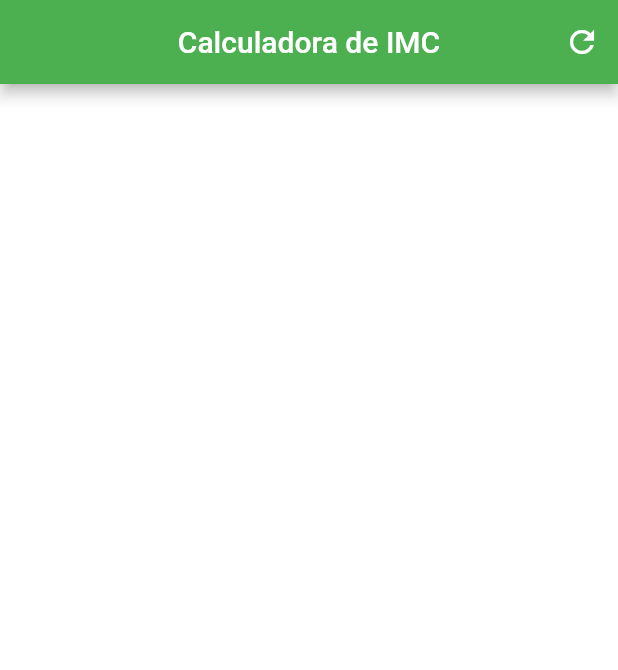
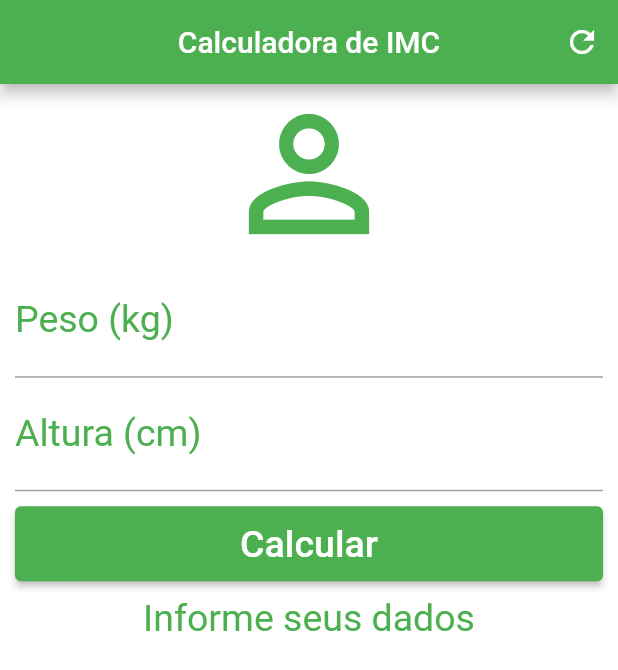
Before and after one commit to DaniloMAP/Calculadora_IMC, a Flutter app: the screen it shows after launch, on a phone screen of 412 x 824 dp. Shown: the top 670 px of the screen. Run offline on Flutter 3.47's test engine with Material 2 defaults, Android fonts, the phone set to English and light mode, and no system bars.

Commit message:
Calculadora IMC concluída

```diff
--- a/calculadora_imc/lib/main.dart
+++ b/calculadora_imc/lib/main.dart
@@ -1,4 +1,4 @@
-// ignore_for_file: prefer_const_constructors
+// ignore_for_file: prefer_const_constructors, prefer_const_literals_to_create_immutables
 
 import 'package:flutter/material.dart';
 
@@ -16,6 +16,43 @@ class Home extends StatefulWidget {
 }
 
 class _HomeState extends State<Home> {
+  TextEditingController pesoController = TextEditingController();
+  TextEditingController alturaController = TextEditingController();
+
+  String _infoText = "Informe seus dados";
+
+  GlobalKey<FormState> _formKey = GlobalKey<FormState>();
+
+  void _resetFields() {
+    pesoController.text = "";
+    alturaController.text = "";
+    setState(() {
+      _infoText = "Informe seus dados";
+      _formKey = GlobalKey<FormState>();
+    });
+  }
+
+  void _calculate() {
+    setState(() {
+      double peso = double.parse(pesoController.text);
+      double altura = double.parse(alturaController.text) / 100;
+      double imc = peso / (altura * altura);
+      if (imc < 18.6) {
+        _infoText = "Abaixo do Peso (${imc.toStringAsPrecision(3)})";
+      } else if (imc >= 18.6 && imc < 24.9) {
+        _infoText = "Peso Normal (${imc.toStringAsPrecision(3)})";
+      } else if (imc >= 24.9 && imc < 29.9) {
+        _infoText = "Sobrepeso (${imc.toStringAsPrecision(3)})";
+      } else if (imc >= 29.9 && imc < 34.9) {
+        _infoText = "Obesidade Grau 1 (${imc.toStringAsPrecision(3)})";
+      } else if (imc >= 34.9 && imc < 39.9) {
+        _infoText = "Obesidade Grau 2 (${imc.toStringAsPrecision(3)})";
+      } else {
+        _infoText = "Obesidade Grau 3 (${imc.toStringAsPrecision(3)})";
+      }
+    });
+  }
+
   @override
   Widget build(BuildContext context) {
     return Scaffold(
@@ -25,12 +62,84 @@ class _HomeState extends State<Home> {
         backgroundColor: Colors.green,
         actions: [
           IconButton(
-            onPressed: () {},
+            onPressed: _resetFields,
             icon: Icon(Icons.refresh),
           ),
         ],
       ),
       backgroundColor: Colors.white,
+      body: SingleChildScrollView(
+        padding: EdgeInsets.fromLTRB(10.0, 0.0, 10.0, 0.0),
+        child: Form(
+          key: _formKey,
+          child: Column(
+            crossAxisAlignment: CrossAxisAlignment.stretch,
+            children: [
+              Icon(Icons.person_outline, size: 120.0, color: Colors.green),
+              TextFormField(
+                keyboardType: TextInputType.number,
+                decoration: InputDecoration(
+                  labelText: "Peso (kg)",
+                  labelStyle: TextStyle(color: Colors.green),
+                ),
+                textAlign: TextAlign.center,
+                style: TextStyle(color: Colors.green, fontSize: 25.0),
+                controller: pesoController,
+                validator: (value) {
+                  if (value!.isEmpty) {
+                    return "Insira seu peso!";
+                  }
+                  return null; // Retorna null quando a validação é bem-sucedida
+                },
+              ),
+              TextFormField(
+                keyboardType: TextInputType.number,
+                decoration: InputDecoration(
+                  labelText: "Altura (cm)",
+                  labelStyle: TextStyle(color: Colors.green),
+                ),
+                textAlign: TextAlign.center,
+                style: TextStyle(color: Colors.green, fontSize: 25.0),
+                controller: alturaController,
+                validator: (value) {
+                  if (value!.isEmpty) {
+                    return "Insira sua altura!";
+                  }
+                  return null; // Retorna null quando a validação é bem-sucedida
+                },
+              ),
+              Padding(
+                padding: EdgeInsets.only(top: 10.0, bottom: 10.0),
+                child: SizedBox(
+                  height: 50.0,
+                  child: ElevatedButton(
+                    onPressed: () {
+                      if (_formKey.currentState!.validate()) {
+                        _calculate();
+                      }
+                    },
+                    style: ElevatedButton.styleFrom(
+                      backgroundColor: Colors.green,
+                    ),
+                    child: Text(
+                      "Calcular",
+                      style: TextStyle(color: Colors.white, fontSize: 25.0),
+                    ),
+                  ),
+                ),
+              ),
+              Text(
+                _infoText,
+                textAlign: TextAlign.center,
+                style: TextStyle(
+                  color: Colors.green,
+                  fontSize: 25.0,
+                ),
+              )
+            ],
+          ),
+        ),
+      ),
     );
   }
 }
```
